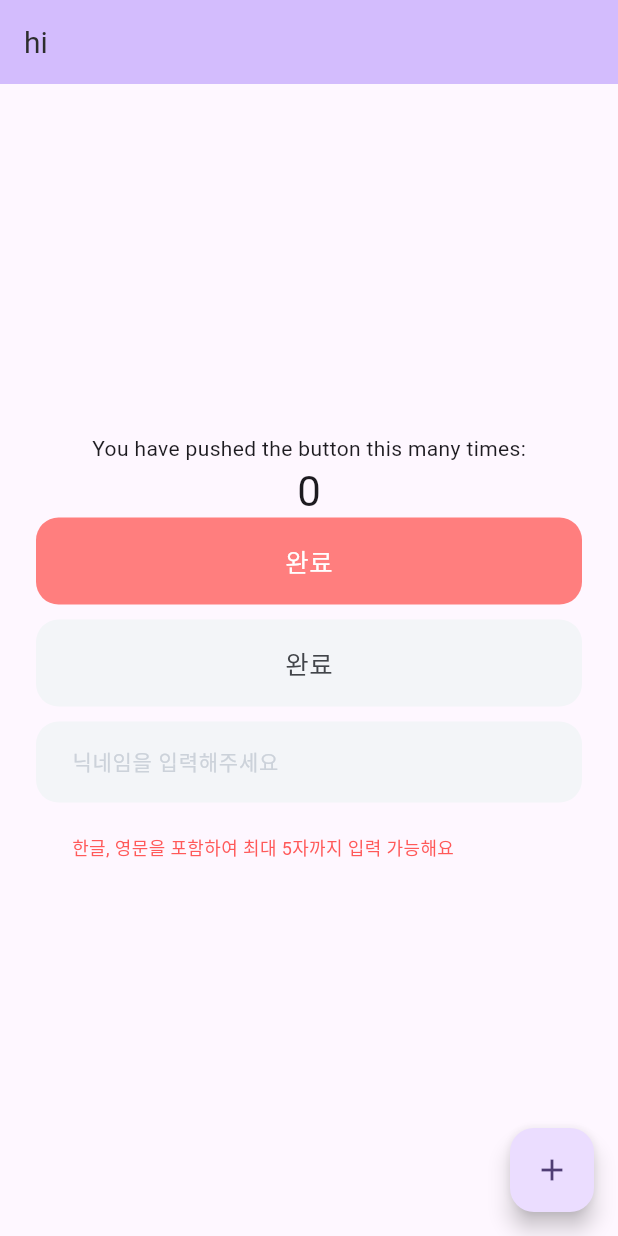
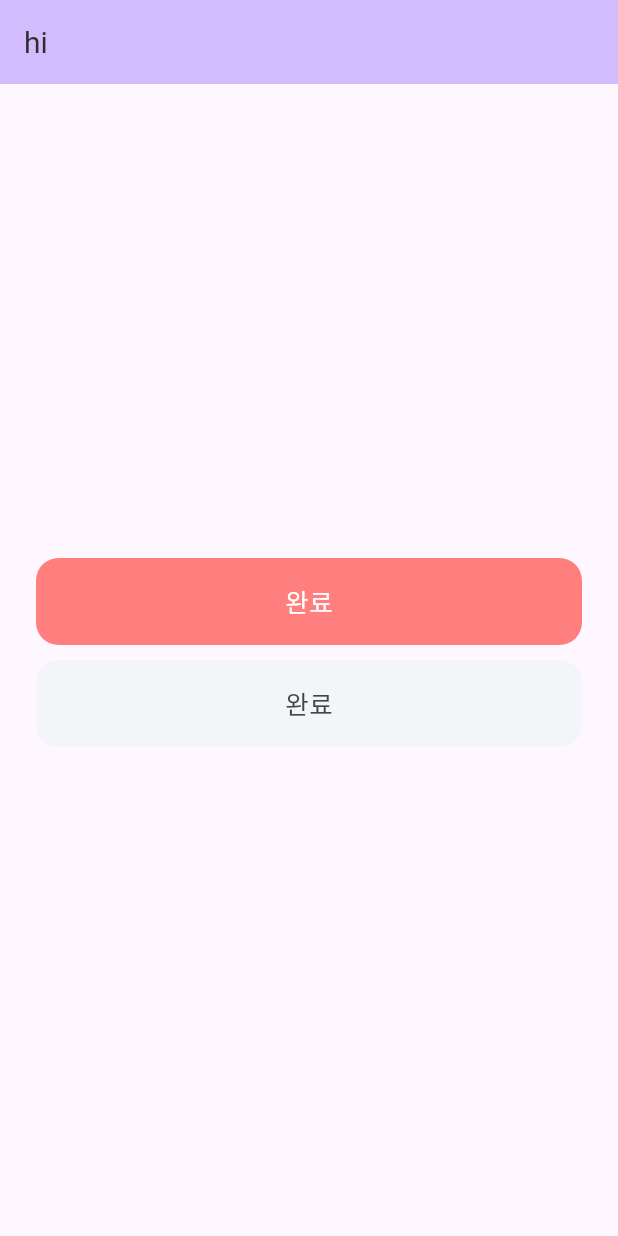
Before and after one commit to MentalJava/sym-mvvm-clone, a Flutter app: the screen it shows after launch, on a phone screen of 412 x 824 dp. Run offline on Flutter 3.47's test engine with Material 3 defaults, Android fonts, the phone set to English and light mode, and no system bars; Roboto replaces fonts that are missing (PretendardBold, PretendardMedium).

Commit message:
TextField 수정 완료

```diff
--- a/lib/main.dart
+++ b/lib/main.dart
@@ -1,10 +1,7 @@
 import 'package:flutter/material.dart';
-import 'package:get/get.dart';
 import 'package:sym_mvvm_clone/ui/component/s_button.dart';
 import 'package:sym_mvvm_clone/ui/component/s_color.dart';
 import 'package:sym_mvvm_clone/ui/component/s_text.dart';
-import 'package:sym_mvvm_clone/ui/component/s_text_field.dart';
-import 'package:sym_mvvm_clone/ui/component/s_text_field_controller.dart';
 import 'package:sym_mvvm_clone/ui/component/s_typo.dart';
 
 void main() {
@@ -27,24 +24,12 @@ class MyApp extends StatelessWidget {
   }
 }
 
-class MyHomePage extends StatefulWidget {
-  const MyHomePage({super.key, required this.title});
-
+class MyHomePage extends StatelessWidget {
   final String title;
-
-  @override
-  State<MyHomePage> createState() => _MyHomePageState();
-}
-
-class _MyHomePageState extends State<MyHomePage> {
-  final sTextFieldController = Get.put(STextFieldController());
-  int _counter = 0;
-
-  void _incrementCounter() {
-    setState(() {
-      _counter++;
-    });
-  }
+  const MyHomePage({
+    super.key,
+    required this.title,
+  });
 
   @override
   Widget build(BuildContext context) {
@@ -61,13 +46,6 @@ class _MyHomePageState extends State<MyHomePage> {
         child: Column(
           mainAxisAlignment: MainAxisAlignment.center,
           children: <Widget>[
-            const Text(
-              'You have pushed the button this many times:',
-            ),
-            Text(
-              '$_counter',
-              style: Theme.of(context).textTheme.headlineMedium,
-            ),
             SButton(
               state: ButtonState.standard,
               onCilcked: () {},
@@ -91,17 +69,8 @@ class _MyHomePageState extends State<MyHomePage> {
             const SizedBox(
               height: 10,
             ),
-            STextField(
-              hintText: '닉네임을 입력해주세요',
-              controller: sTextFieldController,
-            ),
           ],
         ),
-      ),
-      floatingActionButton: FloatingActionButton(
-        onPressed: _incrementCounter,
-        tooltip: 'Increment',
-        child: const Icon(Icons.add),
       ),
     );
   }
--- a/lib/ui/component/s_text_field.dart
+++ b/lib/ui/component/s_text_field.dart
@@ -1,19 +1,19 @@
 import 'package:flutter/material.dart';
-import 'package:get/get.dart';
 import 'package:sym_mvvm_clone/ui/component/s_color.dart';
 import 'package:sym_mvvm_clone/ui/component/s_text.dart';
-import 'package:sym_mvvm_clone/ui/component/s_text_field_controller.dart';
 import 'package:sym_mvvm_clone/ui/component/s_typo.dart';
 
 class STextField extends StatelessWidget {
   final String hintText;
-  final String? Function(String?)? validator;
-  final STextFieldController controller;
+  final void Function(String?)? onChanged;
+  final String helperText;
+  final bool vaild;
   const STextField({
     super.key,
     required this.hintText,
-    this.validator,
-    required this.controller,
+    this.onChanged,
+    required this.helperText,
+    required this.vaild,
   });
 
   @override
@@ -22,8 +22,7 @@ class STextField extends StatelessWidget {
       padding: const EdgeInsets.symmetric(
         horizontal: 24,
       ),
-      child: Obx(
-        () => TextFormField(
+      child: TextFormField(
         style: STypo.getStyle(TextType.body2).copyWith(color: SColor.black),
         cursorColor: Colors.blue,
         decoration: InputDecoration(
@@ -44,15 +43,12 @@ class STextField extends StatelessWidget {
           hintStyle:
               STypo.getStyle(TextType.body2).copyWith(color: SColor.grey3),
           helper: SText(
-              text: controller.helperText.value,
+            text: helperText,
             type: TextType.body3,
-              color: controller.isVaild.value
-                  ? SColor.possibility
-                  : SColor.buddhism,
+            color: vaild ? SColor.possibility : SColor.buddhism,
           ),
         ),
-          onChanged: (value) => controller.nicknameVaildate(value),
-        ),
+        onChanged: onChanged,
       ),
     );
   }
--- a/lib/ui/component/s_text_field_controller.dart
+++ /dev/null
@@ -1,43 +0,0 @@
-import 'package:get/get.dart';
-
-class STextFieldController extends GetxController {
-  var inputText = ''.obs;
-  var helperText = ''.obs;
-  var isVaild = false.obs;
-
-  @override
-  void onInit() {
-    super.onInit();
-    nicknameVaildate('');
-  }
-
-  void nicknameVaildate(String value) {
-    inputText.value = value;
-
-    if (value.isEmpty || value.length > 5) {
-      helperText.value = '한글, 영문을 포함하여 최대 5자까지 입력 가능해요';
-      isVaild.value = false;
-    } else if (RegExp(r'[!@#\$%^&*(),.?":{}|<>]').hasMatch(value) ||
-        RegExp(r'[0-9]').hasMatch(value) ||
-        !isFullyValidKorean(value)) {
-      helperText.value = '특수문자와 숫자는 사용이 불가능해요';
-      isVaild.value = false;
-    } else {
-      helperText.value = '사용 가능한 닉네임이에요';
-      isVaild.value = true;
-    }
-  }
-
-  bool isFullyValidKorean(String value) {
-    final validKorean = RegExp(r'^[가-힣\s]*$');
-    final invalidParts = RegExp(r'[ㄱ-ㅎㅏ-ㅣㆍᆢᆞᆢ]');
-
-    if (!validKorean.hasMatch(value)) {
-      return false;
-    }
-    if (invalidParts.hasMatch(value)) {
-      return false;
-    }
-    return true;
-  }
-}
```
Lines whose indentation alone changed are shown as unchanged.
